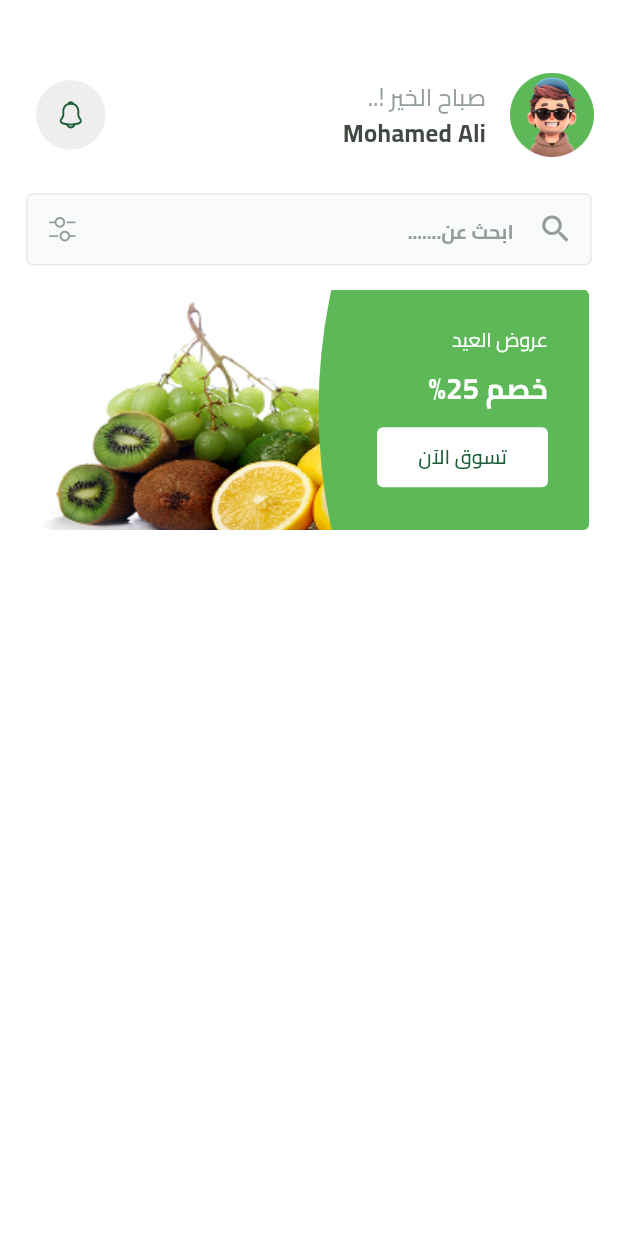
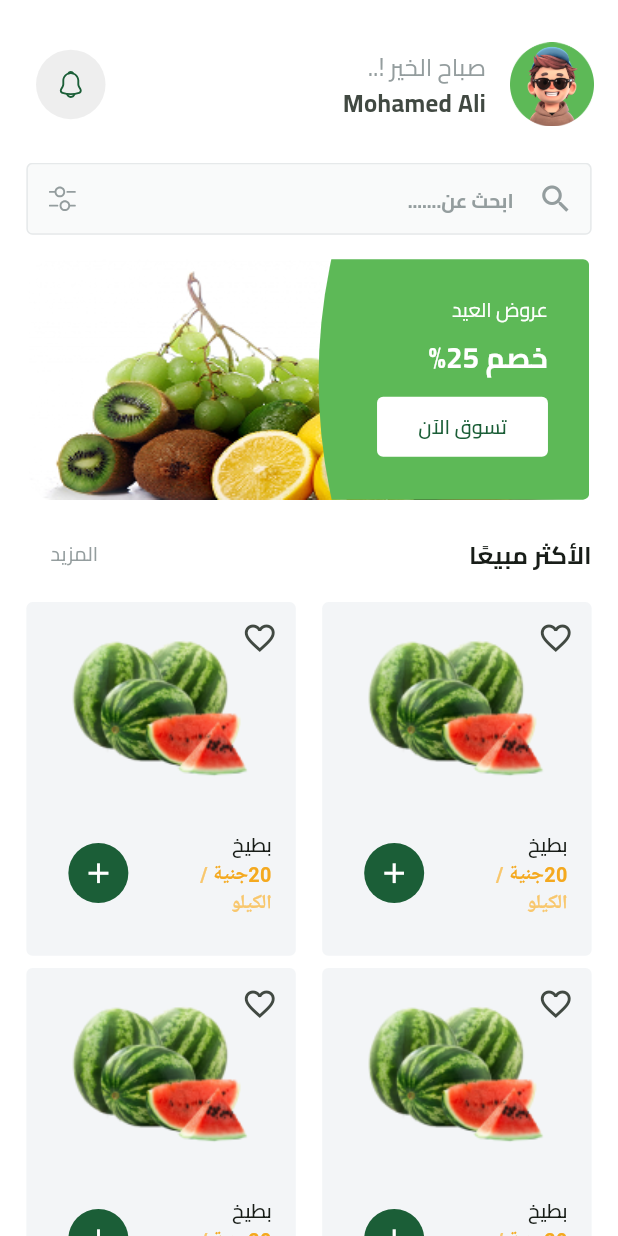
Before and after one commit to mohamedali015/Fruits-Hub, a Flutter app: the HomeView screen opened by its route, on a phone screen of 412 x 824 dp. Run offline on Flutter 3.47's test engine with Material 3 defaults, Android fonts, the light colour scheme and no system bars; drawn by our look-alikes of carousel_slider; our stand-ins replace cloud_firestore, dartz, dots_indicator, firebase_auth, firebase_core, flutter_bloc and 9 more; missing offline and left inert: flutter_facebook_auth; accounts and stored records are empty.

Commit message:
add FruitItem widget and BestSelling components, update HomeViewBody layout

```diff
--- /dev/null
+++ b/lib/core/shared_widgets/fruit_item.dart
@@ -0,0 +1,93 @@
+import 'package:flutter/material.dart';
+import 'package:fruits_hub/core/helper/my_responsive.dart';
+import 'package:fruits_hub/core/utils/app_assets.dart';
+import 'package:fruits_hub/core/utils/app_colors.dart';
+import 'package:fruits_hub/core/utils/app_text_styles.dart';
+
+class FruitItem extends StatelessWidget {
+  const FruitItem({super.key});
+
+  @override
+  Widget build(BuildContext context) {
+    return Container(
+      decoration: BoxDecoration(
+        color: AppColors.itemFill,
+        borderRadius: BorderRadius.circular(MyResponsive.radius(value: 4)),
+      ),
+      child: Stack(
+        children: [
+          Positioned(
+            top: 0,
+            right: 0,
+            child: IconButton(
+              onPressed: () {},
+              icon: Icon(Icons.favorite_border),
+            ),
+          ),
+          Positioned.fill(
+            child: Column(
+              children: [
+                SizedBox(
+                  height: MyResponsive.height(value: 20),
+                ),
+                Image.asset(
+                  AppAssets.watermelon,
+                  fit: BoxFit.fill,
+                ),
+                SizedBox(
+                  height: MyResponsive.height(value: 24),
+                ),
+                ListTile(
+                  // contentPadding: EdgeInsets.zero,
+                  title: Text(
+                    "بطيخ",
+                    style: AppTextStyles.semiBold13,
+                  ),
+                  subtitle: Text.rich(
+                    TextSpan(
+                      children: [
+                        TextSpan(
+                          text: '20جنية ',
+                          style: AppTextStyles.bold13
+                              .copyWith(color: AppColors.secondary),
+                        ),
+                        TextSpan(
+                          text: '/',
+                          style: AppTextStyles.bold13
+                              .copyWith(color: AppColors.lightSecondary),
+                        ),
+                        TextSpan(
+                          text: ' الكيلو',
+                          style: AppTextStyles.semiBold13
+                              .copyWith(color: AppColors.lightSecondary),
+                        ),
+                      ],
+                    ),
+                    textAlign: TextAlign.right,
+                  ),
+                  trailing: IconButton(
+                    onPressed: () {},
+                    style: IconButton.styleFrom(
+                      // padding: EdgeInsets.zero,
+                      fixedSize: Size(
+                        MyResponsive.width(value: 36),
+                        MyResponsive.height(value: 36),
+                      ),
+                      shape: CircleBorder(),
+                      backgroundColor: AppColors.primary,
+                    ),
+                    icon: Icon(
+                      Icons.add,
+                      color: AppColors.white,
+                      size: MyResponsive.fontSize(value: 22),
+                    ),
+                  ),
+                )
+              ],
+            ),
+          ),
+        ],
+      ),
+    );
+  }
+}
--- a/lib/core/utils/app_assets.dart
+++ b/lib/core/utils/app_assets.dart
@@ -26,4 +26,6 @@ abstract class AppAssets {
   static const String testImage = "${basePath}test_image.png";
   static const String featuredItemBackground =
       "${basePath}featured_item_background_image.svg";
+
+  static const String watermelon = "${basePath}watermelon.png";
 }
--- a/lib/core/utils/app_colors.dart
+++ b/lib/core/utils/app_colors.dart
@@ -3,7 +3,9 @@ import 'package:flutter/material.dart';
 abstract class AppColors {
   static const Color primary = Color(0xff1B5E37);
   static const Color secondary = Color(0xffF4A91F);
+  static const Color lightSecondary = Color(0xFFF8C76D);
   static const Color white = Color(0xffFFFFFF);
+  static const Color itemFill = Color(0xfff3f5f7);
   static const Color red = Color(0xffFF0000);
   static const Color gray = Color(0xff4E5556);
   static const Color gray400 = Color(0xFF949D9E);
--- a/lib/features/home/view/home_view.dart
+++ b/lib/features/home/view/home_view.dart
@@ -8,8 +8,10 @@ class HomeView extends StatelessWidget {
 
   @override
   Widget build(BuildContext context) {
-    return Scaffold(
-      body: HomeViewBody(),
+    return SafeArea(
+      child: Scaffold(
+        body: HomeViewBody(),
+      ),
     );
   }
 }
--- /dev/null
+++ b/lib/features/home/view/widgets/best_selling_grid_view.dart
@@ -0,0 +1,23 @@
+import 'package:flutter/material.dart';
+import 'package:fruits_hub/core/helper/my_responsive.dart';
+import 'package:fruits_hub/core/shared_widgets/fruit_item.dart';
+
+class BestSellingGridView extends StatelessWidget {
+  const BestSellingGridView({super.key});
+
+  @override
+  Widget build(BuildContext context) {
+    return SliverGrid.builder(
+      gridDelegate: SliverGridDelegateWithFixedCrossAxisCount(
+        crossAxisCount: 2,
+        childAspectRatio: 163 / 214,
+        mainAxisSpacing: MyResponsive.height(value: 8),
+        crossAxisSpacing: MyResponsive.width(value: 16),
+      ),
+      itemBuilder: (context, index) {
+        return FruitItem();
+      },
+      itemCount: 4,
+    );
+  }
+}
--- /dev/null
+++ b/lib/features/home/view/widgets/best_selling_header.dart
@@ -0,0 +1,31 @@
+import 'package:flutter/material.dart';
+import 'package:fruits_hub/core/utils/app_strings.dart';
+
+import '../../../../core/utils/app_colors.dart';
+import '../../../../core/utils/app_text_styles.dart';
+
+class BestSellingHeader extends StatelessWidget {
+  const BestSellingHeader({super.key});
+
+  @override
+  Widget build(BuildContext context) {
+    return Row(
+      children: [
+        Text(
+          AppStrings.mostSelling,
+          style: AppTextStyles.bold16,
+        ),
+        const Spacer(),
+        TextButton(
+          onPressed: () {},
+          child: Text(
+            AppStrings.more,
+            style: AppTextStyles.regular13.copyWith(
+              color: AppColors.gray400,
+            ),
+          ),
+        ),
+      ],
+    );
+  }
+}
--- a/lib/features/home/view/widgets/home_view_body.dart
+++ b/lib/features/home/view/widgets/home_view_body.dart
@@ -2,8 +2,9 @@ import 'package:flutter/material.dart';
 import 'package:fruits_hub/core/helper/my_responsive.dart';
 import 'package:fruits_hub/core/shared_widgets/custom_text_form_field.dart';
 import 'package:fruits_hub/core/utils/app_constants.dart';
+import 'package:fruits_hub/features/home/view/widgets/best_selling_grid_view.dart';
+import 'package:fruits_hub/features/home/view/widgets/best_selling_header.dart';
 import 'package:fruits_hub/features/home/view/widgets/home_slider.dart';
-
 import 'custom_home_appbar.dart';
 
 class HomeViewBody extends StatelessWidget {
@@ -13,25 +14,52 @@ class HomeViewBody extends StatelessWidget {
   Widget build(BuildContext context) {
     return Column(
       children: [
-        SizedBox(
-          height: MyResponsive.height(value: 40),
-        ),
+        SizedBox(height: MyResponsive.height(value: 20)),
         const CustomHomeAppbar(),
-        SizedBox(
-          height: MyResponsive.height(value: 16),
-        ),
+        SizedBox(height: MyResponsive.height(value: 16)),
+        Expanded(
+          child: CustomScrollView(
+            slivers: [
+              SliverToBoxAdapter(
+                child: Column(
+                  crossAxisAlignment: CrossAxisAlignment.start,
+                  children: [
+                    // search
                     Padding(
                       padding: MyResponsive.paddingSymmetric(
-              horizontal: AppConstants.paddingHorizontal),
+                        horizontal: AppConstants.paddingHorizontal,
+                      ),
                       child: CustomTextFormField(
                         type: TextFieldType.search,
                         onChanged: (value) {},
                       ),
                     ),
-        SizedBox(
-          height: MyResponsive.height(value: 16),
+                    SizedBox(height: MyResponsive.height(value: 16)),
+
+                    // slider
+                    HomeSlider(),
+                    SizedBox(height: MyResponsive.height(value: 12)),
+
+                    // best selling header
+                    Padding(
+                      padding: MyResponsive.paddingSymmetric(
+                        horizontal: AppConstants.paddingHorizontal,
                       ),
-        HomeSlider()
+                      child: const BestSellingHeader(),
+                    ),
+                    SizedBox(height: MyResponsive.height(value: 8)),
+                  ],
+                ),
+              ),
+              SliverPadding(
+                padding: MyResponsive.paddingSymmetric(
+                  horizontal: AppConstants.paddingHorizontal,
+                ),
+                sliver: BestSellingGridView(),
+              ),
+            ],
+          ),
+        ),
       ],
     );
   }
--- a/lib/main.dart
+++ b/lib/main.dart
@@ -57,11 +57,11 @@ class MyApp extends StatelessWidget {
 
           // routes
           onGenerateRoute: onGenerateRoutes,
-          initialRoute: SplashView.routeName,
+          initialRoute: HomeView.routeName,
           home: child,
         );
       },
-      child: const SplashView(),
+      child: const HomeView(),
     );
   }
 }
```
Also changed, not shown: assets/images/watermelon.png (added). Lines whose indentation alone changed are shown as unchanged.
